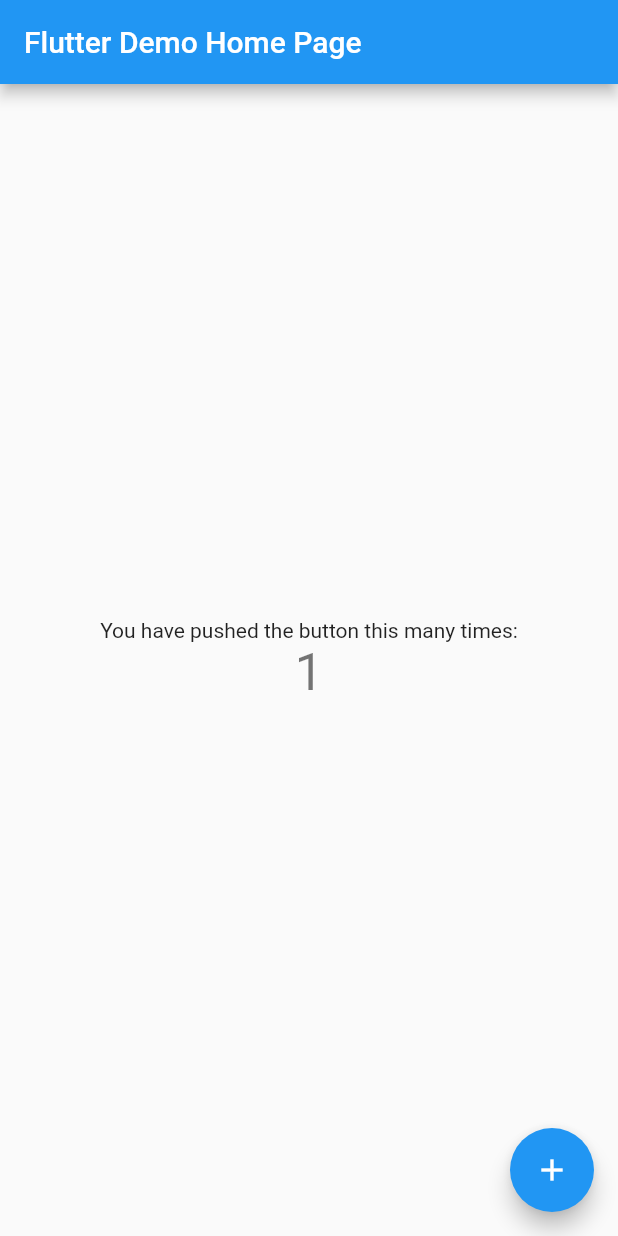
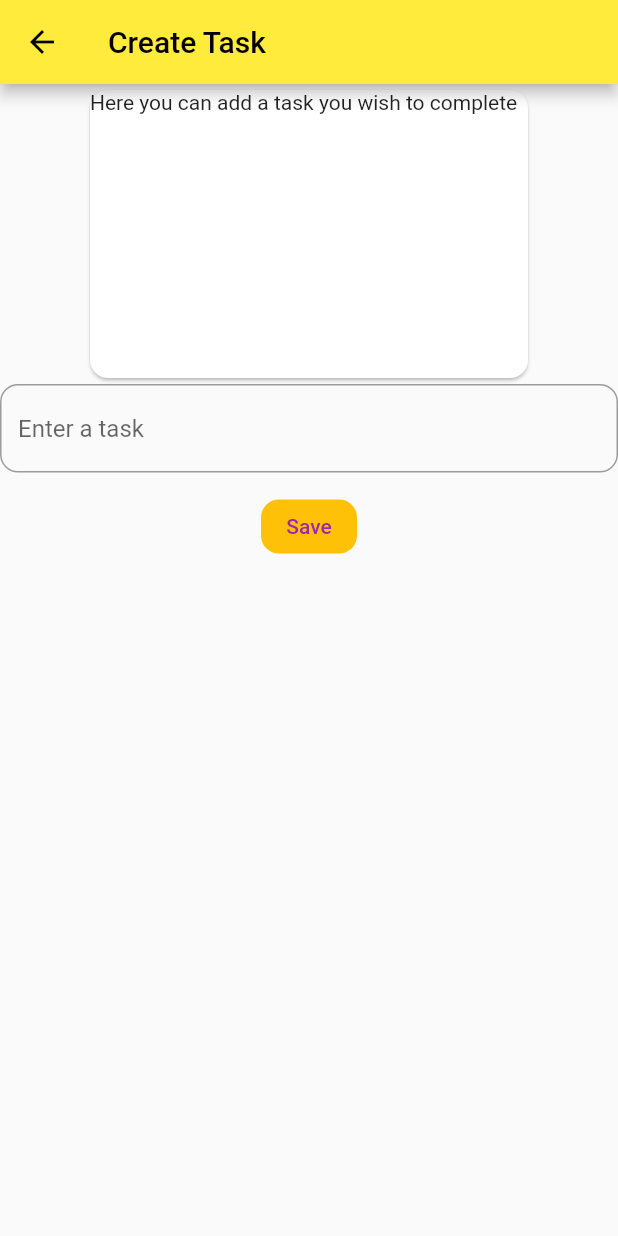
Before and after one commit to gu-tig333-ht22/gusharanb, a Flutter app: the screen it shows after launch, after a tap on the "add" icon, on a phone screen of 412 x 824 dp. Run offline on Flutter 3.47's test engine with Material 2 defaults, Android fonts, the phone set to English and light mode, and no system bars; network calls fail.

Commit message:
Add files via upload

```diff
--- a/lib/main.dart
+++ b/lib/main.dart
@@ -1,115 +1,344 @@
 import 'package:flutter/material.dart';
+import 'package:provider/provider.dart';
+import 'package:http/http.dart' as http;
+import 'dart:convert';
+
+//Design:
+// duger, fokusera på funktionalitet
+
+// funktionalitet:
+// verkar uppfylla kraven, fokusera på nätverk.
+
+// Nätverk http:
+// kan nu lägga till tasks med http POST där jag gjorde: boolean.toString()
+// kan inte hämta specifika värden från listan, mycket märkligt: fixa nästa vecka(40)
+// kan inte ändra boolean PUT: fixa detta nästa vecka(40)
+// kan inte DELETE en task ännu från listan: fixa detta nästa vecka(40)
+// kan inte initiera listan vid appstart: fixa detta nästa vecka(40)
 
 void main() {
-  runApp(const MyApp());
+  var state = MyState();
+  runApp(
+    ChangeNotifierProvider(
+      create: (context) => state,
+      child: MyApp(),
+    ),
+  );
 }
 
 class MyApp extends StatelessWidget {
-  const MyApp({Key? key}) : super(key: key);
-
   // This widget is the root of your application.
   @override
   Widget build(BuildContext context) {
     return MaterialApp(
-      title: 'Flutter Demo',
+      title: "Todo",
       theme: ThemeData(
-        // This is the theme of your application.
-        //
-        // Try running your application with "flutter run". You'll see the
-        // application has a blue toolbar. Then, without quitting the app, try
-        // changing the primarySwatch below to Colors.green and then invoke
-        // "hot reload" (press "r" in the console where you ran "flutter run",
-        // or simply save your changes to "hot reload" in a Flutter IDE).
-        // Notice that the counter didn't reset back to zero; the application
-        // is not restarted.
-        primarySwatch: Colors.blue,
+        primarySwatch: Colors.yellow,
+        visualDensity: VisualDensity.adaptivePlatformDensity,
       ),
-      home: const MyHomePage(title: 'Flutter Demo Home Page'),
+      home: CardsListView(),
     );
   }
 }
 
-class MyHomePage extends StatefulWidget {
-  const MyHomePage({Key? key, required this.title}) : super(key: key);
+//model.dart
 
-  // This widget is the home page of your application. It is stateful, meaning
-  // that it has a State object (defined below) that contains fields that affect
-  // how it looks.
+class TaskCard {
+  String title;
+  bool done = false;
+  TaskCard({required this.title, required this.done});
+}
 
-  // This class is the configuration for the state. It holds the values (in this
-  // case the title) provided by the parent (in this case the App widget) and
-  // used by the build method of the State. Fields in a Widget subclass are
-  // always marked "final".
+class MyState extends ChangeNotifier {
+  List<TaskCard> _list = [];
+  String _filterBy = "all";
+  List<TaskCard> get list => _list;
+  String get filterBy => _filterBy;
+  bool get done => done;
 
-  final String title;
+  void addCard(TaskCard card) {
+    _list.add(card);
+    notifyListeners();
+  }
+
+  void removeCard(TaskCard card) {
+    _list.remove(card);
+    notifyListeners();
+  }
+
+  void checkboxChanged(bool? value, TaskCard card) {
+    card.done = !card.done;
+    notifyListeners();
+  }
+
+  void setFilterBy(String filterBy) {
+    this._filterBy = filterBy;
+    notifyListeners();
+  }
+}
+
+//task_card_widget.dart
+
+class TaskCardWidget extends StatelessWidget {
+  final TaskCard card;
+  TaskCardWidget(this.card);
 
   @override
-  State<MyHomePage> createState() => _MyHomePageState();
+  Widget build(BuildContext context) {
+    return Container(
+      height: 200,
+      width: 300,
+      child: Card(
+        shape: RoundedRectangleBorder(borderRadius: BorderRadius.circular(12)),
+        child: Text("Here you can add a task you wish to complete"),
+      ),
+    );
+  }
 }
 
-class _MyHomePageState extends State<MyHomePage> {
-  int _counter = 0;
+// create_task.dart
 
-  void _incrementCounter() {
-    setState(() {
-      // This call to setState tells the Flutter framework that something has
-      // changed in this State, which causes it to rerun the build method below
-      // so that the display can reflect the updated values. If we changed
-      // _counter without calling setState(), then the build method would not be
-      // called again, and so nothing would appear to happen.
-      _counter++;
+class CreateTask extends StatefulWidget {
+  final TaskCard card;
+  CreateTask(this.card);
+
+  @override
+  State<StatefulWidget> createState() {
+    return CreateTaskState(card);
+  }
+}
+
+@override
+class CreateTaskState extends State<CreateTask> {
+  late String title;
+  late bool done;
+
+  late TextEditingController textEditingController;
+  postData() async {
+    var response = await http.post(
+        Uri.parse(
+            "https://todoapp-api.apps.k8s.gu.se/todos?key=d56fadd2-8d98-4980-befa-7361dabffaff"),
+        headers: {
+          "accept": "application/json",
+          "content-type": "application/json"
+        },
+        body: json.encode({"title": title, "done": done.toString()}));
+    return response.body;
+  }
+
+  CreateTaskState(TaskCard card) {
+    this.title = card.title;
+    this.done = card.done;
+    this.textEditingController = TextEditingController(text: card.title);
+    textEditingController.addListener(() {
+      setState(() {
+        title = textEditingController.text;
+      });
     });
   }
 
-  @override
   Widget build(BuildContext context) {
-    // This method is rerun every time setState is called, for instance as done
-    // by the _incrementCounter method above.
-    //
-    // The Flutter framework has been optimized to make rerunning build methods
-    // fast, so that you can just rebuild anything that needs updating rather
-    // than having to individually change instances of widgets.
     return Scaffold(
       appBar: AppBar(
-        // Here we take the value from the MyHomePage object that was created by
-        // the App.build method, and use it to set our appbar title.
-        title: Text(widget.title),
+        title: Text("Create Task"),
       ),
-      body: Center(
-        // Center is a layout widget. It takes a single child and positions it
-        // in the middle of the parent.
+      body: SingleChildScrollView(
         child: Column(
-          // Column is also a layout widget. It takes a list of children and
-          // arranges them vertically. By default, it sizes itself to fit its
-          // children horizontally, and tries to be as tall as its parent.
-          //
-          // Invoke "debug painting" (press "p" in the console, choose the
-          // "Toggle Debug Paint" action from the Flutter Inspector in Android
-          // Studio, or the "Toggle Debug Paint" command in Visual Studio Code)
-          // to see the wireframe for each widget.
-          //
-          // Column has various properties to control how it sizes itself and
-          // how it positions its children. Here we use mainAxisAlignment to
-          // center the children vertically; the main axis here is the vertical
-          // axis because Columns are vertical (the cross axis would be
-          // horizontal).
-          mainAxisAlignment: MainAxisAlignment.center,
-          children: <Widget>[
-            const Text(
-              'You have pushed the button this many times:',
+          children: [
+            TaskCardWidget(TaskCard(title: this.title, done: this.done)),
+            TextField(
+              controller: textEditingController,
+              decoration: InputDecoration(
+                border:
+                    OutlineInputBorder(borderRadius: BorderRadius.circular(12)),
+                hintText: "Enter a task",
+              ),
             ),
-            Text(
-              '$_counter',
-              style: Theme.of(context).textTheme.headline4,
+            SizedBox(height: 12),
+            TextButton(
+              onPressed: () {
+                Navigator.pop(context, TaskCard(title: title, done: done));
+                postData();
+              },
+              style: TextButton.styleFrom(
+                foregroundColor: Colors.purple,
+                backgroundColor: Colors.amber,
+                shape: RoundedRectangleBorder(
+                  borderRadius: BorderRadius.circular(12),
+                ),
+              ),
+              child: Text("Save"),
             ),
           ],
         ),
       ),
-      floatingActionButton: FloatingActionButton(
-        onPressed: _incrementCounter,
-        tooltip: 'Increment',
-        child: const Icon(Icons.add),
-      ), // This trailing comma makes auto-formatting nicer for build methods.
     );
   }
 }
+
+//CardsListView.dart
+
+class CardsListView extends StatelessWidget {
+  @override
+  Widget build(BuildContext context) {
+    return Scaffold(
+      appBar: AppBar(
+        title: Text("My tasks"),
+        actions: [
+          ElevatedButton(
+              onPressed: () {
+                Navigator.push(context,
+                    MaterialPageRoute(builder: ((context) => ApiTest())));
+              },
+              child: Text("API TEST")),
+          SizedBox(width: 40),
+          PopupMenuButton(
+              onSelected: (value) {
+                Provider.of<MyState>(context, listen: false).setFilterBy(value);
+              },
+              itemBuilder: (context) => [
+                    PopupMenuItem(
+                      child: Text("all"),
+                      value: "all",
+                    ),
+                    PopupMenuItem(
+                      child: Text("done"),
+                      value: "done",
+                    ),
+                    PopupMenuItem(
+                      child: Text("undone"),
+                      value: "undone",
+                    ),
+                  ])
+        ],
+      ),
+      body: Consumer<MyState>(
+        builder: (context, state, child) =>
+            CardsList(_filterList(state.list, state.filterBy)),
+      ),
+      floatingActionButton: FloatingActionButton(
+        child: Icon(Icons.add),
+        onPressed: () async {
+          var newTask = await Navigator.push(
+              context,
+              MaterialPageRoute(
+                  builder: (context) => CreateTask(TaskCard(
+                        title: "",
+                        done: false,
+                      ))));
+          Provider.of<MyState>(context, listen: false).addCard(newTask);
+        },
+      ),
+    );
+  }
+
+  List<TaskCard> _filterList(list, filterBy) {
+    if (filterBy == "all") return list;
+    if (filterBy == "done")
+      return list.where((item) => item.done == true).toList();
+    if (filterBy == "undone")
+      return list.where((item) => item.done == false).toList();
+    return list;
+  }
+}
+
+//CardsList.dart
+class CardsList extends StatelessWidget {
+  final List<TaskCard> list;
+
+  CardsList(this.list);
+
+  @override
+  Widget build(BuildContext context) {
+    return ListView(
+        children: list.map((card) => _cardItem(context, card)).toList());
+  }
+
+  Widget _cardItem(context, card) {
+    return Padding(
+        padding: const EdgeInsets.all(2.0),
+        child: Card(
+            child: ListTile(
+          title: Text(
+            card.title,
+            style: TextStyle(
+                decoration: card.done
+                    ? TextDecoration.lineThrough
+                    : TextDecoration.none),
+            textAlign: TextAlign.start,
+          ),
+          leading: IconButton(
+              alignment: Alignment.centerLeft,
+              onPressed: () {
+                var state = Provider.of<MyState>(context, listen: false);
+                state.checkboxChanged(card.done, card);
+              },
+              icon: card.done
+                  ? Icon(Icons.check_box_outlined)
+                  : Icon(Icons.check_box_outline_blank)),
+          trailing: IconButton(
+              onPressed: () {
+                var state = Provider.of<MyState>(context, listen: false);
+                state.removeCard(card);
+              },
+              icon: Icon(Icons.delete_forever)),
+        )));
+  }
+}
+
+//internetFetcher.dart
+
+class InternetFetcher {
+  static Future<String> fetchTitle() async {
+    http.Response response = await http.get(Uri.parse(
+        "https://todoapp-api.apps.k8s.gu.se/todos?key=d56fadd2-8d98-4980-befa-7361dabffaff"));
+    return response.body;
+  }
+}
+
+//api_test.dart
+
+class ApiTest extends StatefulWidget {
+  @override
+  State<ApiTest> createState() => _ApiTestState();
+}
+
+class _ApiTestState extends State<ApiTest> {
+  String title = "title";
+  @override
+  Widget build(BuildContext context) {
+    return Scaffold(
+      appBar: AppBar(
+        title: Text("API TEST"),
+      ),
+      body: Column(
+        children: [
+          Center(child: _displayGetList()),
+        ],
+      ),
+    );
+  }
+
+  Widget _displayGetList() {
+    return Column(
+      mainAxisAlignment: MainAxisAlignment.center,
+      children: [
+        Text(title),
+        ElevatedButton(
+            onPressed: () {
+              _doStuff();
+            },
+            child: Text("Test GET list")),
+      ],
+    );
+  }
+
+  void _doStuff() async {
+    var result = await InternetFetcher.fetchTitle();
+    setState(() {
+      title = result;
+    });
+  }
+}
+
+//API KEY: 9c0f39c6-e60b-44fd-bdb6-8c23aacba29f
```
